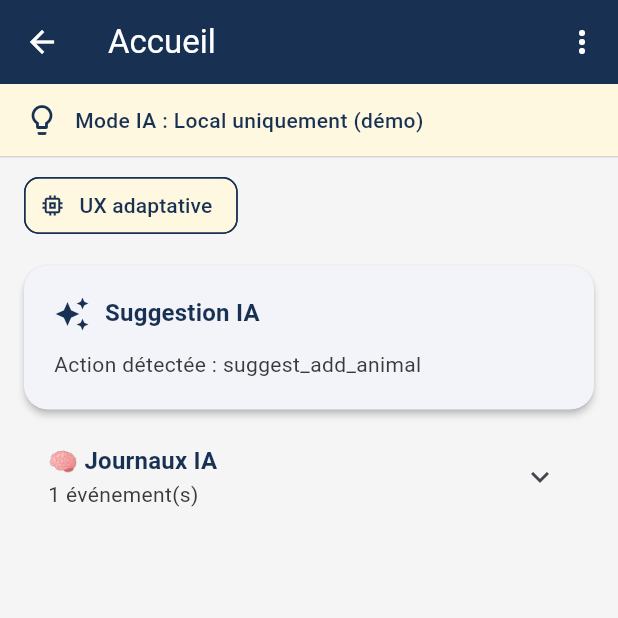
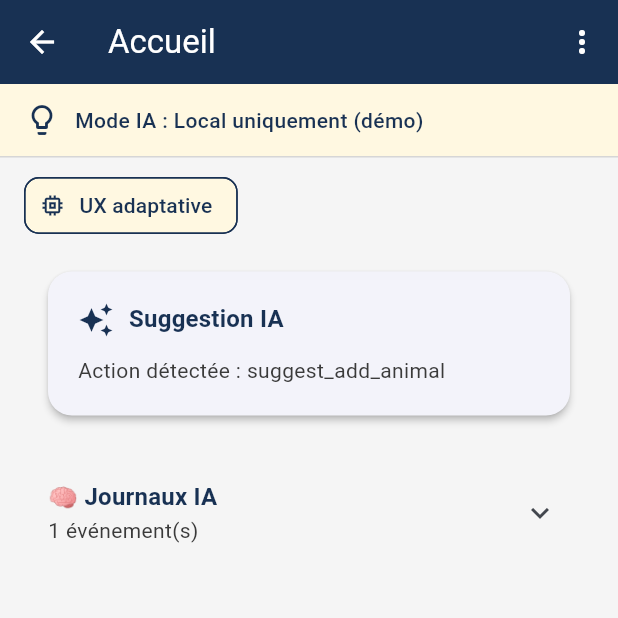
Before and after one commit to anisphere13/anisphere, a Flutter app: the HomeScreen screen opened directly, on a phone screen of 412 x 824 dp, the top half of it. Run offline on Flutter 3.47's test engine with Material 3 defaults, Android fonts, the phone set to English and light mode, and no system bars; our stand-ins replace cloud_firestore, connectivity_plus, firebase_auth, firebase_core, flutter_local_notifications, google_sign_in and 3 more; accounts and stored records are empty.

Commit message:
Sauvegarde automatique 2025-05-20 10:07

```diff
--- a/lib/modules/noyau/screens/home_screen.dart
+++ b/lib/modules/noyau/screens/home_screen.dart
@@ -11,6 +11,7 @@ import '../screens/login_screen.dart';
 import '../logic/ia_master.dart';
 import '../logic/ia_rule_engine.dart';
 import '../logic/ia_context.dart';
+
 import '../widgets/ia_banner.dart';
 import '../widgets/ia_chip.dart';
 import '../widgets/ia_suggestion_card.dart';
@@ -36,7 +37,7 @@ class _HomeScreenState extends State<HomeScreen> {
   Future<void> _initIA() async {
     await IAMaster().initialize();
 
-    // Contexte simulé (en prod, on utiliserait un vrai User/AnimalProvider)
+    // Exemple de contexte IA simulé
     final context = IAContext(
       isOffline: false,
       isFirstLaunch: false,
@@ -69,13 +70,17 @@ class _HomeScreenState extends State<HomeScreen> {
                 );
               }
             },
-            itemBuilder: (BuildContext context) => const [
+            itemBuilder: (_) => const [
               PopupMenuItem(value: 'logout', child: Text('Se Déconnecter')),
             ],
           ),
         ],
       ),
-      body: Column(
+      body: CustomScrollView(
+        slivers: [
+          // Header IA (scrollable + sticky à venir)
+          SliverToBoxAdapter(
+            child: Column(
               crossAxisAlignment: CrossAxisAlignment.start,
               children: [
                 const IABanner(
@@ -86,17 +91,28 @@ class _HomeScreenState extends State<HomeScreen> {
                   padding: EdgeInsets.symmetric(horizontal: 16, vertical: 8),
                   child: IAChip(label: "UX adaptative"),
                 ),
+              ],
+            ),
+          ),
           if (iaReady && iaActions.isNotEmpty)
-            ...iaActions.map(
-              (action) => IASuggestionCard(
+            SliverList(
+              delegate: SliverChildBuilderDelegate(
+                (context, index) => Padding(
+                  padding: const EdgeInsets.symmetric(horizontal: 16, vertical: 4),
+                  child: IASuggestionCard(
                     title: "Suggestion IA",
-                message: "Action détectée : $action",
+                    message: "Action détectée : ${iaActions[index]}",
                     icon: Icons.auto_awesome,
                   ),
                 ),
-          const Padding(
-            padding: EdgeInsets.symmetric(horizontal: 16),
+                childCount: iaActions.length,
+              ),
+            ),
+          SliverToBoxAdapter(
+            child: Padding(
+              padding: const EdgeInsets.symmetric(horizontal: 16, vertical: 16),
               child: IALogViewer(),
+            ),
           ),
         ],
       ),
```
Also changed, not shown: lib/modules/noyau/screens/settings_screen.dart (+18 -1 lines), lib/modules/noyau/screens/user_profile_screen.dart (+41 -8 lines). Lines whose indentation alone changed are shown as unchanged.
